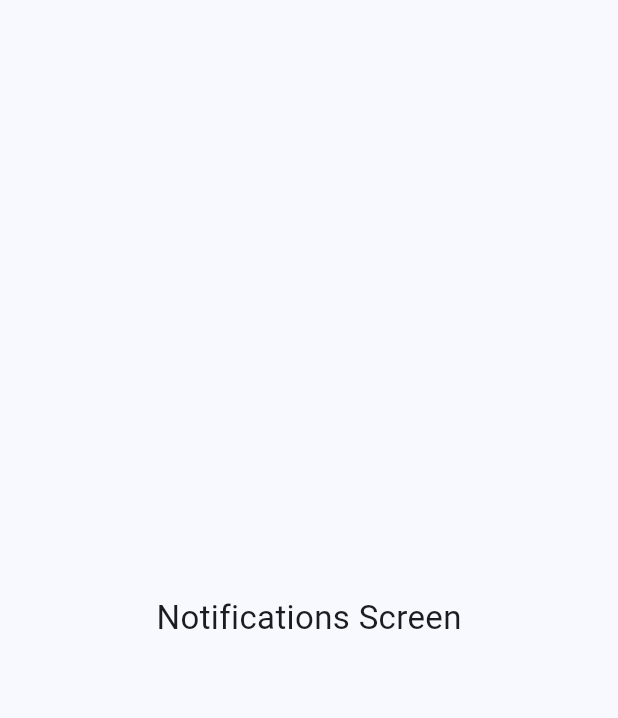
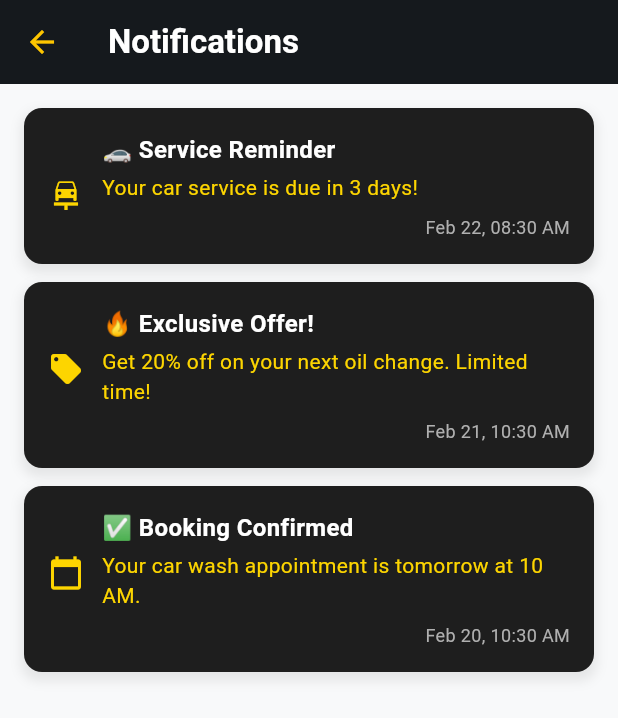
Before and after one commit to engbasel/Door-To-Door-APP, a Flutter app: the NotificationsView screen opened by its route, on a phone screen of 412 x 824 dp. Shown: the top 718 px of the screen. Run offline on Flutter 3.47's test engine with Material 3 defaults, Android fonts, the light colour scheme and no system bars; our stand-ins replace animate_do.

Commit message:
`feat: Added notifications feature with UI and functionality`

```diff
--- a/lib/features/Notifications/presention/views/NotificationsView.dart
+++ b/lib/features/Notifications/presention/views/NotificationsView.dart
@@ -1,13 +1,74 @@
+import 'package:carsapp/features/Notifications/presention/widgets/buildEmptyState.dart';
+import 'package:carsapp/features/Notifications/presention/widgets/buildNotificationCard.dart';
 import 'package:flutter/material.dart';
+import 'package:animate_do/animate_do.dart';
+import 'package:carsapp/core/AppColors.dart';
 
 class NotificationsView extends StatelessWidget {
   const NotificationsView({super.key});
 
+  // Sample Notifications Data
+  List<Map<String, dynamic>> getNotifications() {
+    return [
+      {
+        "title": "🚗 Service Reminder",
+        "message": "Your car service is due in 3 days!",
+        "time": DateTime.now().subtract(const Duration(hours: 2)),
+        "icon": Icons.car_repair,
+      },
+      {
+        "title": "🔥 Exclusive Offer!",
+        "message": "Get 20% off on your next oil change. Limited time!",
+        "time": DateTime.now().subtract(const Duration(days: 1)),
+        "icon": Icons.local_offer,
+      },
+      {
+        "title": "✅ Booking Confirmed",
+        "message": "Your car wash appointment is tomorrow at 10 AM.",
+        "time": DateTime.now().subtract(const Duration(days: 2)),
+        "icon": Icons.calendar_today,
+      },
+    ];
+  }
+
   @override
   Widget build(BuildContext context) {
-    return const Scaffold(
-      body: Center(
-          child: Text('Notifications Screen', style: TextStyle(fontSize: 22))),
+    final notifications = getNotifications();
+
+    return Scaffold(
+      // AppBar styling matches last screen style
+
+      backgroundColor: AppColors.lightBackground, // Match last screen style
+      appBar: AppBar(
+        leading: IconButton(
+            onPressed: () {
+              Navigator.pop(context);
+            },
+            icon: Icon(
+              Icons.arrow_back,
+              color: AppColors.primaryYellow,
+            )),
+        title: const Text(
+          'Notifications',
+          style: TextStyle(fontWeight: FontWeight.bold, color: Colors.white),
+        ),
+        backgroundColor: AppColors.darkBackgroundblack, // Darker tone
+        elevation: 4,
+      ),
+      body: notifications.isEmpty
+          ? buildEmptyState()
+          : ListView.separated(
+              padding: const EdgeInsets.all(16),
+              itemCount: notifications.length,
+              separatorBuilder: (_, __) => const SizedBox(height: 12),
+              itemBuilder: (context, index) {
+                final notification = notifications[index];
+                return FadeInLeft(
+                  duration: Duration(milliseconds: 300 * (index + 1)),
+                  child: buildNotificationCard(notification),
+                );
+              },
+            ),
     );
   }
 }
--- /dev/null
+++ b/lib/features/Notifications/presention/widgets/buildEmptyState.dart
@@ -0,0 +1,18 @@
+// Widget for Empty State when No Notifications
+import 'package:flutter/material.dart';
+
+Widget buildEmptyState() {
+  return Center(
+    child: Column(
+      mainAxisAlignment: MainAxisAlignment.center,
+      children: [
+        Icon(Icons.notifications_off, size: 80, color: Colors.grey.shade500),
+        const SizedBox(height: 10),
+        const Text(
+          "No new notifications",
+          style: TextStyle(fontSize: 18, color: Colors.grey),
+        ),
+      ],
+    ),
+  );
+}
--- /dev/null
+++ b/lib/features/Notifications/presention/widgets/buildNotificationCard.dart
@@ -0,0 +1,73 @@
+// Widget for Individual Notification Cards
+import 'package:carsapp/core/AppColors.dart';
+import 'package:flutter/material.dart';
+import 'package:intl/intl.dart';
+
+Widget buildNotificationCard(Map<String, dynamic> notification) {
+  return Container(
+    padding: const EdgeInsets.all(16),
+    decoration: BoxDecoration(
+      color: AppColors.darkSurface, // Darker card for better readability
+      borderRadius: BorderRadius.circular(12),
+      boxShadow: [
+        BoxShadow(
+          color: Colors.black.withOpacity(0.08),
+          blurRadius: 6,
+          spreadRadius: 2,
+          offset: const Offset(0, 4),
+        ),
+      ],
+    ),
+    child: Row(
+      mainAxisAlignment: MainAxisAlignment.center,
+      crossAxisAlignment: CrossAxisAlignment.start,
+      children: [
+        Column(
+          mainAxisAlignment: MainAxisAlignment.center,
+          crossAxisAlignment: CrossAxisAlignment.center,
+          children: [
+            SizedBox(height: 30),
+            Icon(notification["icon"], color: AppColors.secondaryYellow),
+          ],
+        ),
+        const SizedBox(width: 12),
+        Expanded(
+          child: Column(
+            mainAxisAlignment: MainAxisAlignment.start,
+            crossAxisAlignment: CrossAxisAlignment.start,
+            children: [
+              Text(
+                notification["title"],
+                style: const TextStyle(
+                  fontSize: 16,
+                  fontWeight: FontWeight.bold,
+                  color: Colors.white,
+                ),
+              ),
+              const SizedBox(height: 4),
+              Text(
+                notification["message"],
+                style: TextStyle(
+                  color: AppColors.secondaryYellow,
+                ),
+              ),
+              const SizedBox(height: 8),
+              Row(
+                mainAxisAlignment: MainAxisAlignment.end,
+                children: [
+                  Text(
+                    DateFormat('MMM dd, hh:mm a').format(notification["time"]),
+                    style: TextStyle(
+                      fontSize: 12,
+                      color: AppColors.darkTextSecondary,
+                    ),
+                  ),
+                ],
+              ),
+            ],
+          ),
+        ),
+      ],
+    ),
+  );
+}
--- a/lib/features/home/presention/widgets/CustomHomeAppBar.dart
+++ b/lib/features/home/presention/widgets/CustomHomeAppBar.dart
@@ -1,4 +1,5 @@
 import 'package:carsapp/core/AppColors.dart';
+import 'package:carsapp/core/constens.dart';
 import 'package:flutter/material.dart';
 import 'package:animate_do/animate_do.dart'; // For animations
 
@@ -50,6 +51,9 @@ class _CustomHomeAppBarState extends State<CustomHomeAppBar>
         color: AppColors.primaryYellow,
       ),
       onPressed: () {
+        // Handle notification icon press
+        Navigator.pushNamed(context, RoutesClass.notifications);
+
         setState(() {
           _hasNotification = !_hasNotification; // Toggle animation
         });
--- a/pubspec.yaml
+++ b/pubspec.yaml
@@ -32,6 +32,7 @@ dependencies:
   cupertino_icons: ^1.0.8
   flutter:
     sdk: flutter
+  intl: ^0.20.2
   logger: ^2.5.0
 
 dev_dependencies:
```
Also changed, not shown: pubspec.lock.
